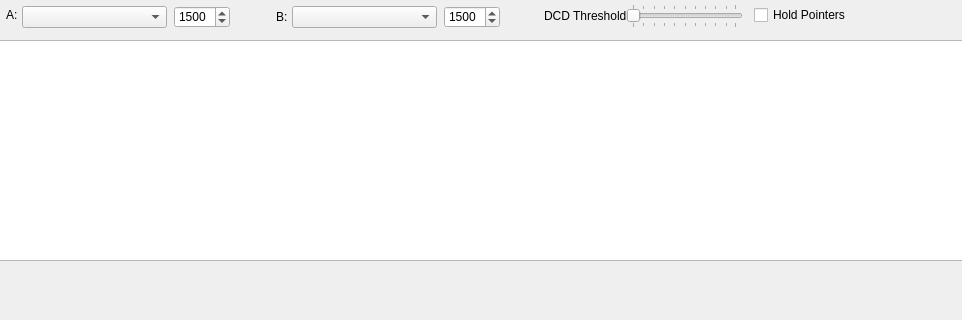
This is QT/QtSoundModem/QtSoundModem.ui in bjpetit/linbpq as Qt 5 draws it before an edit; both pictures show x 0 to 962 and y 0 to 320 of the 962 by 721 pixel window. The edited form follows.
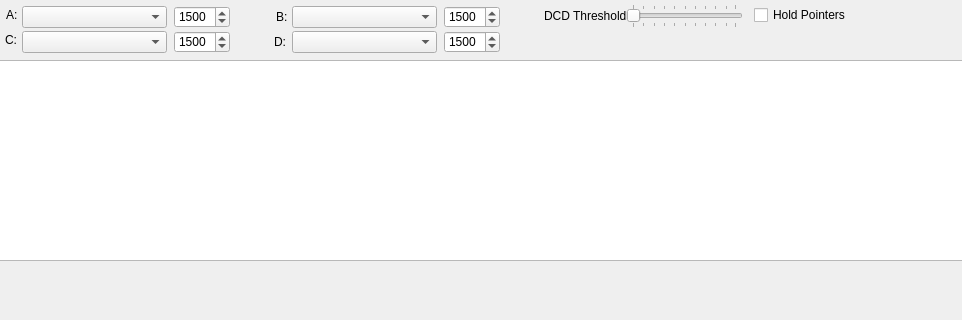
This is the edited form. Icons and pictures are not drawn.

```diff
--- a/QT/QtSoundModem/QtSoundModem.ui
+++ b/QT/QtSoundModem/QtSoundModem.ui
@@ -301,15 +301,93 @@
     <property name="geometry">
      <rect>
       <x>-6</x>
-      <y>40</y>
+      <y>60</y>
       <width>971</width>
-      <height>221</height>
+      <height>201</height>
      </rect>
     </property>
     <property name="readOnly">
      <bool>true</bool>
     </property>
    </widget>
+   <widget class="QLabel" name="labelC">
+    <property name="geometry">
+     <rect>
+      <x>5</x>
+      <y>31</y>
+      <width>16</width>
+      <height>18</height>
+     </rect>
+    </property>
+    <property name="text">
+     <string>C:</string>
+    </property>
+   </widget>
+   <widget class="QComboBox" name="modeC">
+    <property name="geometry">
+     <rect>
+      <x>22</x>
+      <y>31</y>
+      <width>145</width>
+      <height>22</height>
+     </rect>
+    </property>
+   </widget>
+   <widget class="QSpinBox" name="centerD">
+    <property name="geometry">
+     <rect>
+      <x>444</x>
+      <y>31</y>
+      <width>56</width>
+      <height>22</height>
+     </rect>
+    </property>
+    <property name="maximum">
+     <number>3000</number>
+    </property>
+    <property name="value">
+     <number>1500</number>
+    </property>
+   </widget>
+   <widget class="QComboBox" name="modeD">
+    <property name="geometry">
+     <rect>
+      <x>292</x>
+      <y>31</y>
+      <width>145</width>
+      <height>22</height>
+     </rect>
+    </property>
+   </widget>
+   <widget class="QLabel" name="labelD">
+    <property name="geometry">
+     <rect>
+      <x>274</x>
+      <y>35</y>
+      <width>16</width>
+      <height>14</height>
+     </rect>
+    </property>
+    <property name="text">
+     <string>D:</string>
+    </property>
+   </widget>
+   <widget class="QSpinBox" name="centerC">
+    <property name="geometry">
+     <rect>
+      <x>174</x>
+      <y>31</y>
+      <width>56</width>
+      <height>22</height>
+     </rect>
+    </property>
+    <property name="maximum">
+     <number>3000</number>
+    </property>
+    <property name="value">
+     <number>1500</number>
+    </property>
+   </widget>
   </widget>
   <widget class="QMenuBar" name="menuBar">
    <property name="geometry">
```
